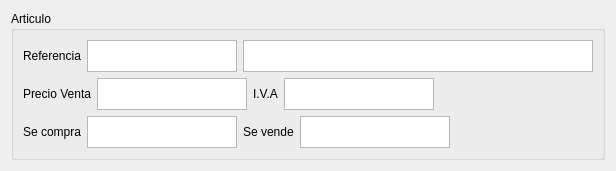
Before: the Qt Designer form projects/erp/billing/warehouse/warehouse/record/forms/articulos.ui in gestiweb/llampex-mini, drawn with Qt 5.
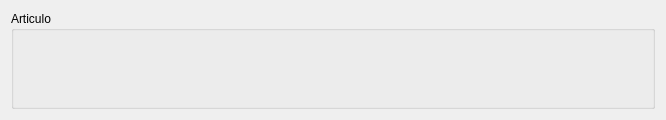
After: the same form once the commit is applied. Custom widgets are drawn as their Qt base class.

The edit to the form file:
```diff
--- a/projects/erp/billing/warehouse/warehouse/record/forms/articulos.ui
+++ b/projects/erp/billing/warehouse/warehouse/record/forms/articulos.ui
@@ -6,8 +6,8 @@
    <rect>
     <x>0</x>
     <y>0</y>
-    <width>604</width>
-    <height>169</height>
+    <width>666</width>
+    <height>120</height>
    </rect>
   </property>
   <property name="windowTitle">
@@ -16,283 +16,157 @@
   <layout class="QVBoxLayout" name="verticalLayout">
    <item>
     <widget class="QGroupBox" name="groupBox">
+     <property name="minimumSize">
+      <size>
+       <width>500</width>
+       <height>0</height>
+      </size>
+     </property>
      <property name="title">
       <string>Articulo</string>
      </property>
-     <layout class="QVBoxLayout" name="verticalLayout_2">
-      <item>
-       <layout class="QHBoxLayout" name="horizontalLayout_2">
-        <item>
-         <layout class="QHBoxLayout" name="horizontalLayout">
-          <item>
-           <widget class="QLabel" name="lblReferencia">
-            <property name="sizePolicy">
-             <sizepolicy hsizetype="Preferred" vsizetype="Fixed">
-              <horstretch>0</horstretch>
-              <verstretch>0</verstretch>
-             </sizepolicy>
-            </property>
-            <property name="text">
+     <layout class="QGridLayout" name="gridLayout">
+      <item row="0" column="0">
+       <widget class="LlItemView" name="fdbReferencia">
+        <property name="maximumSize">
+         <size>
+          <width>16777215</width>
+          <height>32</height>
+         </size>
+        </property>
+        <property name="fieldName">
+         <string>referencia</string>
+        </property>
+        <property name="editorText">
+         <string>AA001</string>
+        </property>
+        <property name="labelText">
              <string>Referencia</string>
             </property>
            </widget>
           </item>
-          <item>
-           <widget class="QListView" name="fdbReferencia">
-            <property name="sizePolicy">
-             <sizepolicy hsizetype="Fixed" vsizetype="Fixed">
-              <horstretch>0</horstretch>
-              <verstretch>0</verstretch>
-             </sizepolicy>
-            </property>
-            <property name="minimumSize">
-             <size>
-              <width>150</width>
-              <height>32</height>
-             </size>
-            </property>
-            <property name="maximumSize">
-             <size>
-              <width>150</width>
-              <height>32</height>
-             </size>
-            </property>
-           </widget>
-          </item>
-         </layout>
-        </item>
-        <item>
-         <widget class="QListView" name="fdbDescripcion">
-          <property name="sizePolicy">
-           <sizepolicy hsizetype="Expanding" vsizetype="Fixed">
-            <horstretch>5</horstretch>
-            <verstretch>0</verstretch>
-           </sizepolicy>
-          </property>
-          <property name="minimumSize">
-           <size>
-            <width>350</width>
-            <height>32</height>
-           </size>
-          </property>
+      <item row="0" column="1" colspan="2">
+       <widget class="LlItemView" name="fdbPvp">
           <property name="maximumSize">
            <size>
             <width>16777215</width>
             <height>32</height>
            </size>
           </property>
-         </widget>
-        </item>
-       </layout>
-      </item>
-      <item>
-       <layout class="QHBoxLayout" name="horizontalLayout_7">
-        <item>
-         <layout class="QHBoxLayout" name="horizontalLayout_3">
-          <item>
-           <widget class="QLabel" name="lbPvp">
-            <property name="sizePolicy">
-             <sizepolicy hsizetype="Fixed" vsizetype="Preferred">
-              <horstretch>0</horstretch>
-              <verstretch>0</verstretch>
-             </sizepolicy>
-            </property>
-            <property name="text">
+        <property name="fieldName">
+         <string>pvp</string>
+        </property>
+        <property name="editorText">
+         <string>10,32€</string>
+        </property>
+        <property name="labelText">
              <string>Precio Venta</string>
             </property>
-           </widget>
-          </item>
-          <item>
-           <widget class="QListView" name="fdbPvp">
-            <property name="sizePolicy">
-             <sizepolicy hsizetype="Fixed" vsizetype="Fixed">
-              <horstretch>0</horstretch>
-              <verstretch>0</verstretch>
-             </sizepolicy>
-            </property>
-            <property name="minimumSize">
-             <size>
-              <width>120</width>
-              <height>32</height>
-             </size>
-            </property>
+        <property name="buttonVisible">
+         <bool>false</bool>
+        </property>
+       </widget>
+      </item>
+      <item row="0" column="3">
+       <widget class="LlItemView" name="fdbCodiva">
             <property name="maximumSize">
              <size>
-              <width>150</width>
+          <width>16777215</width>
               <height>32</height>
              </size>
             </property>
-           </widget>
-          </item>
-         </layout>
-        </item>
-        <item>
-         <layout class="QHBoxLayout" name="horizontalLayout_6">
-          <item>
-           <widget class="QLabel" name="lblCodImpuesto">
-            <property name="sizePolicy">
-             <sizepolicy hsizetype="Fixed" vsizetype="Preferred">
-              <horstretch>0</horstretch>
-              <verstretch>0</verstretch>
-             </sizepolicy>
-            </property>
-            <property name="text">
-             <string>I.V.A</string>
-            </property>
-           </widget>
-          </item>
-          <item>
-           <widget class="QListView" name="fdbCodImpuesto">
-            <property name="sizePolicy">
-             <sizepolicy hsizetype="Fixed" vsizetype="Fixed">
-              <horstretch>0</horstretch>
-              <verstretch>0</verstretch>
-             </sizepolicy>
-            </property>
-            <property name="minimumSize">
-             <size>
-              <width>120</width>
-              <height>32</height>
-             </size>
-            </property>
+        <property name="fieldName">
+         <string>codimpuesto</string>
+        </property>
+        <property name="editorText">
+         <string>16%</string>
+        </property>
+        <property name="labelText">
+         <string>IVA</string>
+        </property>
+        <property name="buttonVisible">
+         <bool>false</bool>
+        </property>
+       </widget>
+      </item>
+      <item row="1" column="0" colspan="2">
+       <widget class="LlItemView" name="fdbDescripcion">
             <property name="maximumSize">
              <size>
-              <width>150</width>
+          <width>16777215</width>
               <height>32</height>
              </size>
             </property>
-           </widget>
-          </item>
-         </layout>
-        </item>
-        <item>
-         <spacer name="horizontalSpacer">
-          <property name="orientation">
-           <enum>Qt::Horizontal</enum>
-          </property>
-          <property name="sizeHint" stdset="0">
+        <property name="fieldName">
+         <string>descripcion</string>
+        </property>
+        <property name="editorText">
+         <string>Descripcion</string>
+        </property>
+        <property name="labelVisible">
+         <bool>false</bool>
+        </property>
+        <property name="buttonVisible">
+         <bool>false</bool>
+        </property>
+       </widget>
+      </item>
+      <item row="1" column="2">
+       <widget class="LlItemView" name="fdbSecompra">
+        <property name="maximumSize">
            <size>
-            <width>40</width>
-            <height>20</height>
-           </size>
-          </property>
-         </spacer>
-        </item>
-       </layout>
-      </item>
-      <item>
-       <layout class="QHBoxLayout" name="horizontalLayout_8">
-        <item>
-         <layout class="QHBoxLayout" name="horizontalLayout_5">
-          <item>
-           <widget class="QLabel" name="lblSeCompra">
-            <property name="sizePolicy">
-             <sizepolicy hsizetype="Fixed" vsizetype="Preferred">
-              <horstretch>0</horstretch>
-              <verstretch>0</verstretch>
-             </sizepolicy>
-            </property>
-            <property name="text">
+          <width>16777215</width>
+          <height>32</height>
+         </size>
+        </property>
+        <property name="fieldName">
+         <string>secompra</string>
+        </property>
+        <property name="editorText">
+         <string>X</string>
+        </property>
+        <property name="labelText">
              <string>Se compra</string>
             </property>
-           </widget>
-          </item>
-          <item>
-           <widget class="QListView" name="fdbSeCompra">
-            <property name="sizePolicy">
-             <sizepolicy hsizetype="Fixed" vsizetype="Fixed">
-              <horstretch>0</horstretch>
-              <verstretch>0</verstretch>
-             </sizepolicy>
-            </property>
-            <property name="minimumSize">
-             <size>
-              <width>120</width>
-              <height>32</height>
-             </size>
-            </property>
+        <property name="buttonVisible">
+         <bool>false</bool>
+        </property>
+       </widget>
+      </item>
+      <item row="1" column="3">
+       <widget class="LlItemView" name="fdbSevende">
             <property name="maximumSize">
              <size>
-              <width>150</width>
+          <width>16777215</width>
               <height>32</height>
              </size>
             </property>
-           </widget>
-          </item>
-         </layout>
-        </item>
-        <item>
-         <layout class="QHBoxLayout" name="horizontalLayout_4">
-          <item>
-           <widget class="QLabel" name="lblSeVende">
-            <property name="sizePolicy">
-             <sizepolicy hsizetype="Fixed" vsizetype="Preferred">
-              <horstretch>0</horstretch>
-              <verstretch>0</verstretch>
-             </sizepolicy>
-            </property>
-            <property name="text">
+        <property name="fieldName">
+         <string>sevende</string>
+        </property>
+        <property name="editorText">
+         <string>X</string>
+        </property>
+        <property name="labelText">
              <string>Se vende</string>
             </property>
-           </widget>
-          </item>
-          <item>
-           <widget class="QListView" name="fdbSeVende">
-            <property name="sizePolicy">
-             <sizepolicy hsizetype="Fixed" vsizetype="Fixed">
-              <horstretch>0</horstretch>
-              <verstretch>0</verstretch>
-             </sizepolicy>
-            </property>
-            <property name="minimumSize">
-             <size>
-              <width>120</width>
-              <height>32</height>
-             </size>
-            </property>
-            <property name="maximumSize">
-             <size>
-              <width>150</width>
-              <height>32</height>
-             </size>
-            </property>
+        <property name="buttonVisible">
+         <bool>false</bool>
+        </property>
            </widget>
           </item>
          </layout>
-        </item>
-        <item>
-         <spacer name="horizontalSpacer_2">
-          <property name="orientation">
-           <enum>Qt::Horizontal</enum>
-          </property>
-          <property name="sizeHint" stdset="0">
-           <size>
-            <width>40</width>
-            <height>20</height>
-           </size>
-          </property>
-         </spacer>
-        </item>
-       </layout>
-      </item>
-     </layout>
     </widget>
    </item>
-   <item>
-    <spacer name="verticalSpacer">
-     <property name="orientation">
-      <enum>Qt::Vertical</enum>
-     </property>
-     <property name="sizeHint" stdset="0">
-      <size>
-       <width>20</width>
-       <height>8</height>
-      </size>
-     </property>
-    </spacer>
-   </item>
   </layout>
  </widget>
+ <customwidgets>
+  <customwidget>
+   <class>LlItemView</class>
+   <extends>QFrame</extends>
+   <header>llampexwidgets</header>
+  </customwidget>
+ </customwidgets>
  <resources/>
  <connections/>
 </ui>
```
Lines whose indentation alone changed are shown as unchanged.
